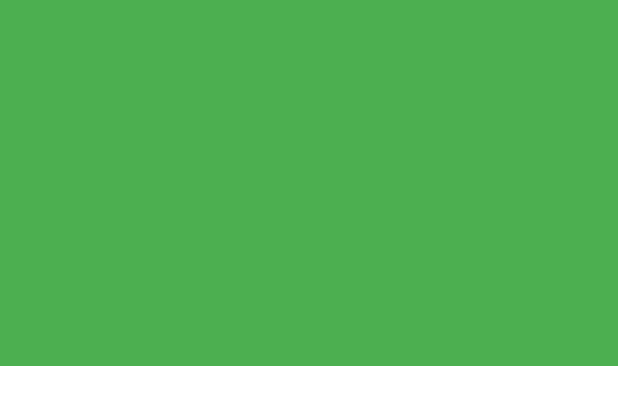
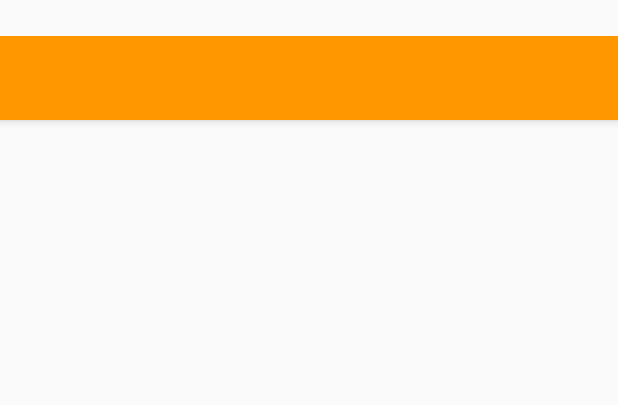
Before and after one commit to TangGSen/SenV2, an Android app: the layout fragment_main_act_classification.xml on its own in the app's theme, with its tools: preview values and no code run, on a phone screen of 412 x 824 dp. Shown: the top 405 px of the screen. Run offline under Robolectric (Android 15) with nearby library versions, the phone set to English and light mode, and no system bars.

Commit message:
分类准备搞

```diff
--- a/liuboss/src/main/java/com/sen/activity/MainActivity.java
+++ b/liuboss/src/main/java/com/sen/activity/MainActivity.java
@@ -58,7 +58,6 @@ public class MainActivity extends BaseActivity {
     private void initFragmentSelect() {
         mFragmentManager = getSupportFragmentManager();
         //Home is selected
-        MainActFragmentFactory.createFragment(0);
         FragmentTransaction transaction = mFragmentManager.beginTransaction();
         mCurrentFragment = MainActFragmentFactory.createFragment(0);
         transaction.add(R.id.home_layout_content, mCurrentFragment, tabTiles[0]).commit();
--- a/liuboss/src/main/res/layout/fragment_main_act_classification.xml
+++ b/liuboss/src/main/res/layout/fragment_main_act_classification.xml
@@ -3,8 +3,11 @@
     xmlns:app="http://schemas.android.com/apk/res-auto"
     android:layout_width="match_parent"
     android:layout_height="match_parent"
+    android:layout_marginTop="@dimen/frgment_login_24dp"
     android:background="@null"
     android:fitsSystemWindows="true">
+
+
     <android.support.design.widget.AppBarLayout
         android:layout_width="match_parent"
         android:layout_height="wrap_content"
@@ -14,7 +17,7 @@
         <android.support.design.widget.CollapsingToolbarLayout
             android:id="@+id/collapsingToolbarLayout"
             android:layout_width="match_parent"
-            android:layout_height="300dp"
+            android:layout_height="wrap_content"
             android:fitsSystemWindows="true"
             app:contentScrim="@color/colorPrimary"
             app:layout_scrollFlags="scroll|exitUntilCollapsed">
@@ -23,7 +26,11 @@
                 android:layout_width="match_parent"
                 android:layout_height="?attr/actionBarSize"
                 android:minHeight="?attr/actionBarSize"
-                app:layout_collapseMode="pin"
+                android:fitsSystemWindows="true"
+                app:layout_collapseMode="parallax"
+                android:layout_gravity="top"
+                app:layout_collapseParallaxMultiplier="0.7"
+                android:background="@color/primary_text"
                 app:titleMarginTop="15dp" />
 
             <android.support.design.widget.TabLayout
@@ -32,7 +39,7 @@
                 android:layout_width="match_parent"
                 android:layout_height="?attr/actionBarSize"
                 android:layout_gravity="bottom"
-                android:background="@color/tab_bgcolor"
+                android:background="@color/accent"
                 />
 
 
```
